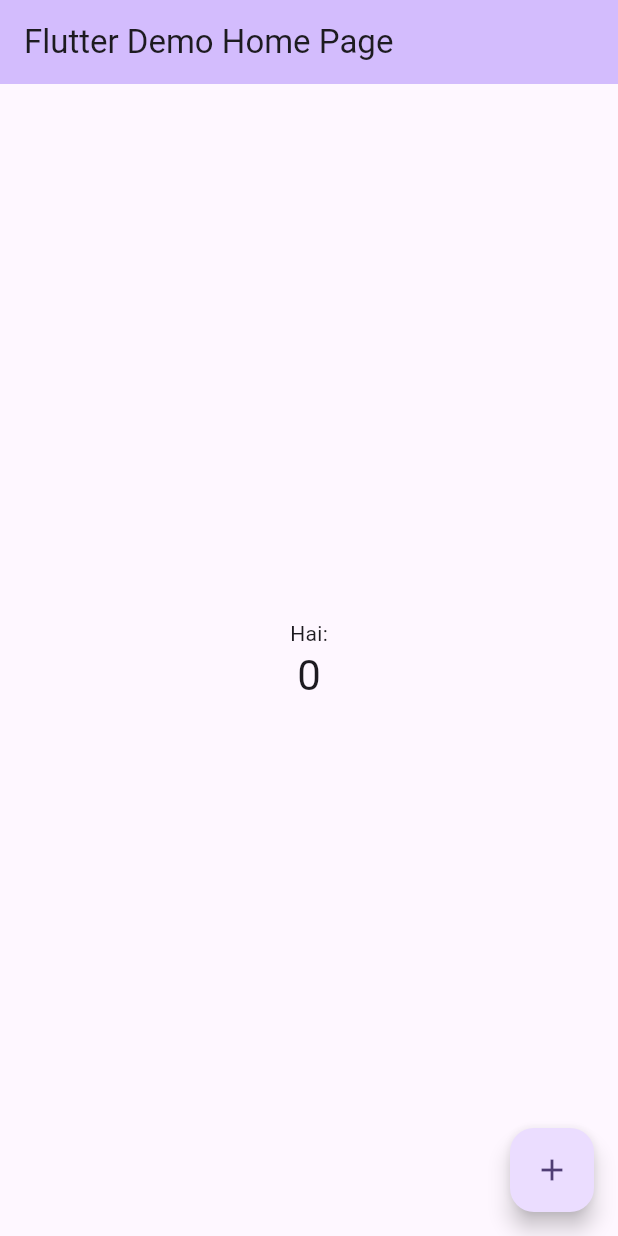
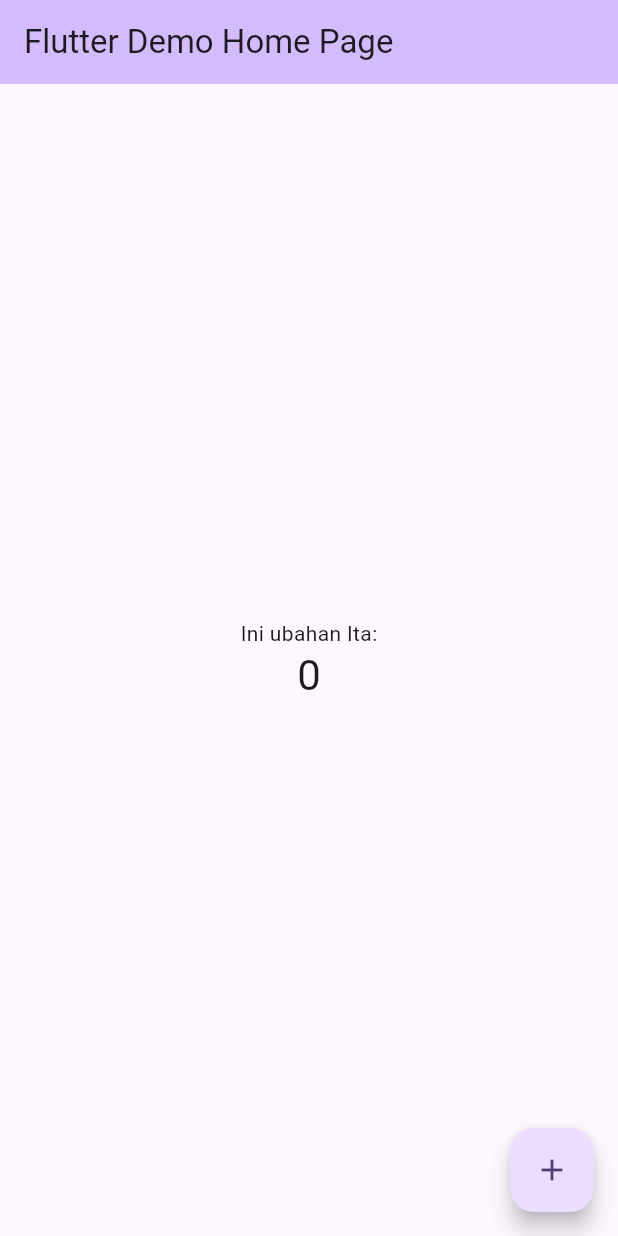
Before and after one commit to slurpiena/flutter_app_notihealth, a Flutter app: the screen it shows after launch, on a phone screen of 412 x 824 dp. Run offline on Flutter 3.47's test engine with Material 3 defaults, Android fonts, the phone set to English and light mode, and no system bars.

Commit message:
Ini habis diubah

```diff
--- a/lib/main.dart
+++ b/lib/main.dart
@@ -106,7 +106,7 @@ class _MyHomePageState extends State<MyHomePage> {
           mainAxisAlignment: MainAxisAlignment.center,
           children: <Widget>[
             const Text(
-              'Hai:',
+              'Ini ubahan Ita:',
             ),
             Text(
               '$_counter',
```
